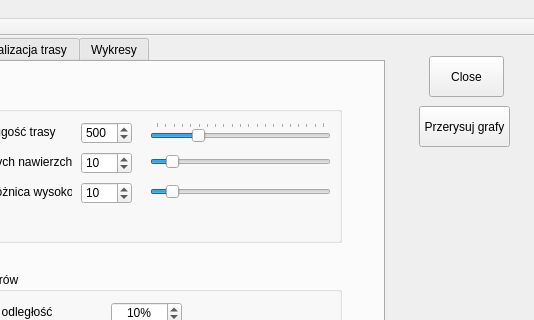
This is mainwindow.ui in jakpor/Trasy_biegaczy as Qt 5 draws it before an edit; both pictures show x 421 to 955 and y 0 to 320 of the 955 by 695 pixel window. The edited form follows.
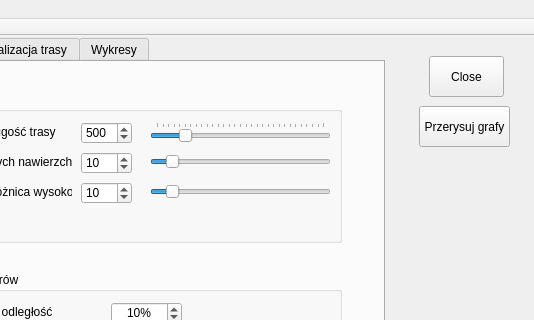
This is the edited form. Custom widgets are drawn as their Qt base class.

```diff
--- a/mainwindow.ui
+++ b/mainwindow.ui
@@ -712,7 +712,7 @@
         <number>1</number>
        </property>
        <property name="maximum">
-        <number>2000</number>
+        <number>3000</number>
        </property>
        <property name="pageStep">
         <number>2</number>
```
Left out of the diff: 2 changed lines with no effect on the pictures.
